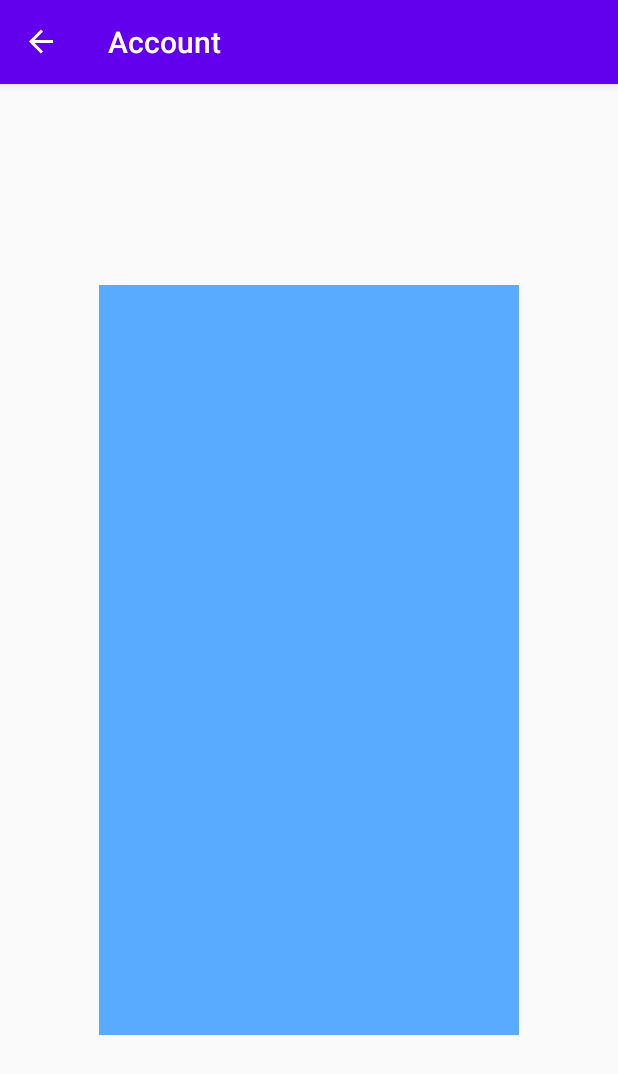
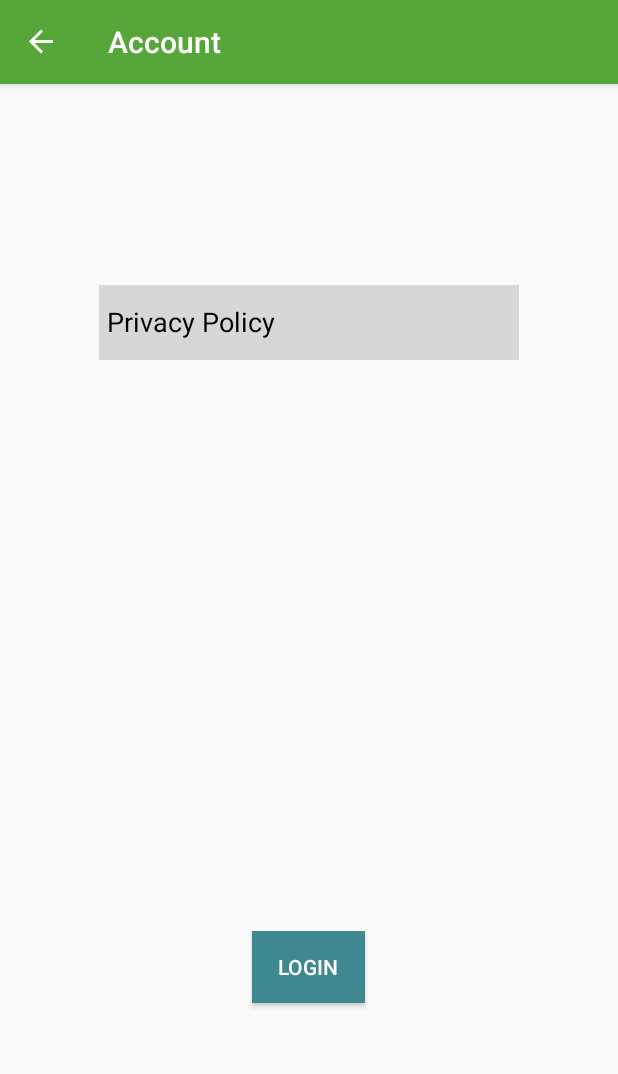
Before and after one commit to akasa885/my_finance_Final, an Android app: the loginFragment screen opened through its navigation route, on a phone screen of 412 x 824 dp. Shown: the top 1074 px of the screen. Run offline under Robolectric (Android 15) with nearby library versions, the phone set to English and light mode, and no system bars; our stand-ins replace data binding, navigation-ui; 1 statement that could not run was skipped.

Commit message:
login layout,tab

```diff
--- a/app/src/main/java/android/latihan/my_finance/MainActivity.kt
+++ b/app/src/main/java/android/latihan/my_finance/MainActivity.kt
@@ -2,16 +2,14 @@ package android.latihan.my_finance
 
 import android.latihan.my_finance.databinding.ActivityMainBinding
 import android.os.Bundle
-import android.view.Gravity
 import android.view.MenuItem
 import android.view.View
+import android.widget.Toast
 import androidx.appcompat.app.AppCompatActivity
+import androidx.constraintlayout.widget.ConstraintLayout
 import androidx.core.view.GravityCompat
-import androidx.core.view.ViewCompat
-import androidx.customview.widget.ViewDragHelper
 import androidx.databinding.DataBindingUtil
 import androidx.drawerlayout.widget.DrawerLayout
-import androidx.drawerlayout.widget.DrawerLayout.*
 import androidx.navigation.findNavController
 import androidx.navigation.ui.NavigationUI
 import com.google.android.material.navigation.NavigationView
@@ -25,14 +23,21 @@ class MainActivity : AppCompatActivity(), NavigationView.OnNavigationItemSelecte
         val binding = DataBindingUtil.setContentView<ActivityMainBinding>(this, R.layout.activity_main)
         drawerLayout = binding.drawerLayout
         var viewingNav : NavigationView = binding.navView
+        var headView = viewingNav.getHeaderView(0)
+        var header = headView.findViewById<ConstraintLayout>(R.id.navHeader)
         //menangkap control input item dari navBar
-//        drawerLayout.setDrawerLockMode(DrawerLayout.LOCK_MODE_LOCKED_OPEN)
+        //drawerLayout.setDrawerLockMode(DrawerLayout.LOCK_MODE_LOCKED_OPEN)
+        header.setOnClickListener {
+            Toast.makeText(this, "Header Login Clicked", Toast.LENGTH_SHORT).show()
+            loginCallend()
+        }
         val navController = this.findNavController(R.id.myNavHostFragment)
         NavigationUI.setupActionBarWithNavController(this,navController, drawerLayout)
         NavigationUI.setupWithNavController(binding.navView, navController)
         //penangkapan ditaruh setelah setup controller apabila sebelumnya tidak tertangkap
         viewingNav.setNavigationItemSelectedListener(this)
     }
+
     override fun onSupportNavigateUp(): Boolean {
         val navController = this.findNavController(R.id.myNavHostFragment)
         return NavigationUI.navigateUp(navController, drawerLayout)
@@ -50,7 +55,7 @@ class MainActivity : AppCompatActivity(), NavigationView.OnNavigationItemSelecte
 //                Toast.makeText(this, "About clicked", Toast.LENGTH_SHORT).show()
             }
         }
-        drawerLayout.closeDrawer(GravityCompat.START)
+        closeOurDrawer()
 //        drawerLayout.setDrawerLockMode(DrawerLayout.LOCK_MODE_LOCKED_CLOSED)
         return true
     }
@@ -62,6 +67,13 @@ class MainActivity : AppCompatActivity(), NavigationView.OnNavigationItemSelecte
             super.onBackPressed()
         }
     }
+
+    fun loginCallend(){
+        val navController = this.findNavController(R.id.myNavHostFragment)
+        navController.navigate(R.id.action_homeFragment_to_Login)
+        closeOurDrawer()
+    }
+
     fun closeOurDrawer(){
         drawerLayout.setDrawerLockMode(DrawerLayout.LOCK_MODE_LOCKED_CLOSED)
     }
--- a/app/src/main/java/android/latihan/my_finance/homeFragment.kt
+++ b/app/src/main/java/android/latihan/my_finance/homeFragment.kt
@@ -1,4 +1,8 @@
 package android.latihan.my_finance
+
+
+
+
 
 import android.latihan.my_finance.databinding.FragmentHomeBinding
 import android.os.Bundle
@@ -7,6 +11,9 @@ import android.view.View
 import android.view.ViewGroup
 import androidx.databinding.DataBindingUtil
 import androidx.fragment.app.Fragment
+import androidx.viewpager.widget.ViewPager
+import kotlinx.android.synthetic.main.fragment_home.*
+
 
 class homeFragment : Fragment() {
     override fun onCreateView(inflater: LayoutInflater, container: ViewGroup?, savedInstanceState: Bundle?): View? {
@@ -14,4 +21,11 @@ class homeFragment : Fragment() {
         (activity as MainActivity?)!!.openOurDrawer()
         return binding.root
     }
+    override fun onViewCreated(view: View, savedInstanceState: Bundle?) {
+        super.onViewCreated(view, savedInstanceState)
+        if(savedInstanceState == null){
+            view_pager.adapter = pagerAdapter(this, childFragmentManager)
+            tabs.setupWithViewPager(view_pager)
+        }
+    }
 }
--- /dev/null
+++ b/app/src/main/java/android/latihan/my_finance/laporanFragment.kt
@@ -0,0 +1,11 @@
+package android.latihan.my_finance
+
+import androidx.fragment.app.Fragment
+
+class laporanFragment : Fragment() {
+    companion object {
+        fun newInstance(): laporanFragment {
+            return laporanFragment()
+        }
+    }
+}
--- /dev/null
+++ b/app/src/main/java/android/latihan/my_finance/pagerAdapter.kt
@@ -0,0 +1,27 @@
+package android.latihan.my_finance
+
+import androidx.annotation.StringRes
+import androidx.fragment.app.Fragment
+import androidx.fragment.app.FragmentManager
+import androidx.fragment.app.FragmentPagerAdapter
+
+class pagerAdapter(private val mContext: homeFragment, fm: FragmentManager) : FragmentPagerAdapter(fm) {
+    var ft = fm.beginTransaction()
+    override fun getItem(position: Int): Fragment {
+        return if (position == 0) {
+            transaksiFragment.newInstance()
+        } else {
+            laporanFragment.newInstance()
+        }
+
+    }
+    override fun getPageTitle(position: Int): CharSequence? {
+        return mContext.resources.getString(TAB_TITLES[position])
+    }
+    override fun getCount(): Int {
+        return 2 }
+    companion object {
+        @StringRes
+        private val TAB_TITLES = intArrayOf(R.string.tab_text_1, R.string.tab_text_2)
+    }
+}
--- /dev/null
+++ b/app/src/main/java/android/latihan/my_finance/transaksiFragment.kt
@@ -0,0 +1,11 @@
+package android.latihan.my_finance
+
+import androidx.fragment.app.Fragment
+
+class transaksiFragment :  Fragment(){
+    companion object {
+        fun newInstance(): transaksiFragment {
+            return transaksiFragment()
+        }
+    }
+}
--- a/app/src/main/res/layout/fragment_account_sign.xml
+++ b/app/src/main/res/layout/fragment_account_sign.xml
@@ -14,11 +14,58 @@
             android:layout_marginTop="1dp"
             android:layout_marginBottom="1dp"
             android:orientation="vertical"
+            android:elevation="2dp"
             app:layout_constraintBottom_toBottomOf="parent"
             app:layout_constraintEnd_toEndOf="parent"
             app:layout_constraintStart_toStartOf="parent"
-            app:layout_constraintTop_toTopOf="parent"
-            android:background="@color/viewCard">
+            app:layout_constraintTop_toTopOf="parent">
+
+            <LinearLayout
+                android:id="@+id/titleHeader"
+                android:layout_width="match_parent"
+                android:layout_height="50dp"
+                android:orientation="horizontal"
+                android:background="@color/grayPrimary">
+
+                <TextView
+                    android:id="@+id/textView2"
+                    android:layout_width="wrap_content"
+                    android:layout_marginTop="12dp"
+                    android:layout_marginStart="5dp"
+                    android:layout_height="wrap_content"
+                    android:layout_weight="1"
+                    android:text="Privacy Policy"
+                    android:textColor="#000000"
+                    android:textSize="18sp" />
+            </LinearLayout>
+
+            <ScrollView
+                android:layout_marginTop="10dp"
+                android:layout_width="match_parent"
+                android:layout_height="350dp">
+
+                <LinearLayout
+                    android:layout_width="match_parent"
+                    android:layout_height="wrap_content"
+                    android:orientation="vertical" />
+            </ScrollView>
+
+            <LinearLayout
+                android:layout_width="match_parent"
+                android:layout_height="match_parent"
+                android:orientation="horizontal"
+                app:layout_constraintEnd_toEndOf="parent"
+                app:layout_constraintStart_toStartOf="parent"
+                android:gravity="center">
+                <Button
+                    android:id="@+id/button"
+                    android:layout_width="75dp"
+                    android:layout_height="wrap_content"
+                    android:text="Login"
+                    android:background="@color/blueButton"
+                    android:textColor="#FFFFFF"/>
+            </LinearLayout>
+
 
         </LinearLayout>
 
--- a/app/src/main/res/layout/nav_header.xml
+++ b/app/src/main/res/layout/nav_header.xml
@@ -1,5 +1,6 @@
 <?xml version="1.0" encoding="utf-8"?>
-<androidx.constraintlayout.widget.ConstraintLayout xmlns:android="http://schemas.android.com/apk/res/android"
+<androidx.constraintlayout.widget.ConstraintLayout
+    xmlns:android="http://schemas.android.com/apk/res/android"
     xmlns:app="http://schemas.android.com/apk/res-auto"
     xmlns:tools="http://schemas.android.com/tools"
     android:id="@+id/navHeader"
--- a/app/src/main/res/values/colors.xml
+++ b/app/src/main/res/values/colors.xml
@@ -1,7 +1,9 @@
 <?xml version="1.0" encoding="utf-8"?>
 <resources>
-    <color name="colorPrimary">#6200EE</color>
+    <color name="colorPrimary">#57A639</color>
     <color name="colorPrimaryDark">#3700B3</color>
     <color name="colorAccent">#03DAC5</color>
     <color name="viewCard">#59abff</color>
+    <color name="blueButton">#3f888f</color>
+    <color name="grayPrimary">#d7d7d7</color>
 </resources>
--- a/app/src/main/res/values/strings.xml
+++ b/app/src/main/res/values/strings.xml
@@ -1,3 +1,6 @@
 <resources>
     <string name="app_name">My Finance</string>
+    <string name="tab_text_1">Transaksi</string>
+    <string name="tab_text_2">Laporan</string>
+    <string name="tab_text_3">Web</string>
 </resources>
```
